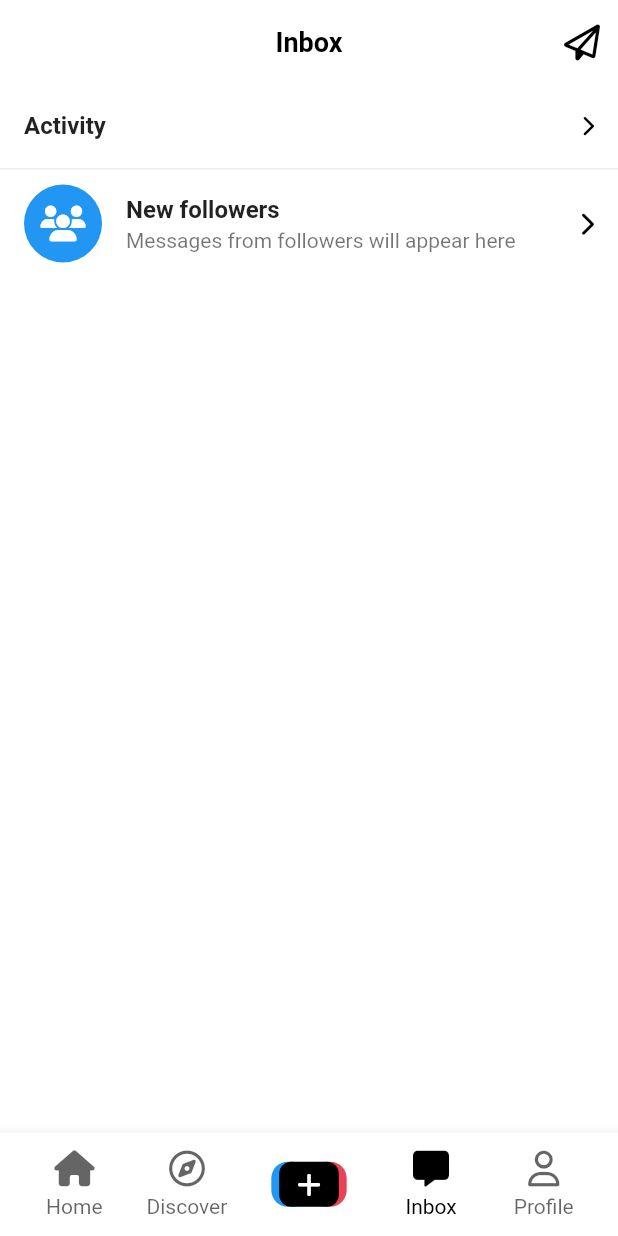
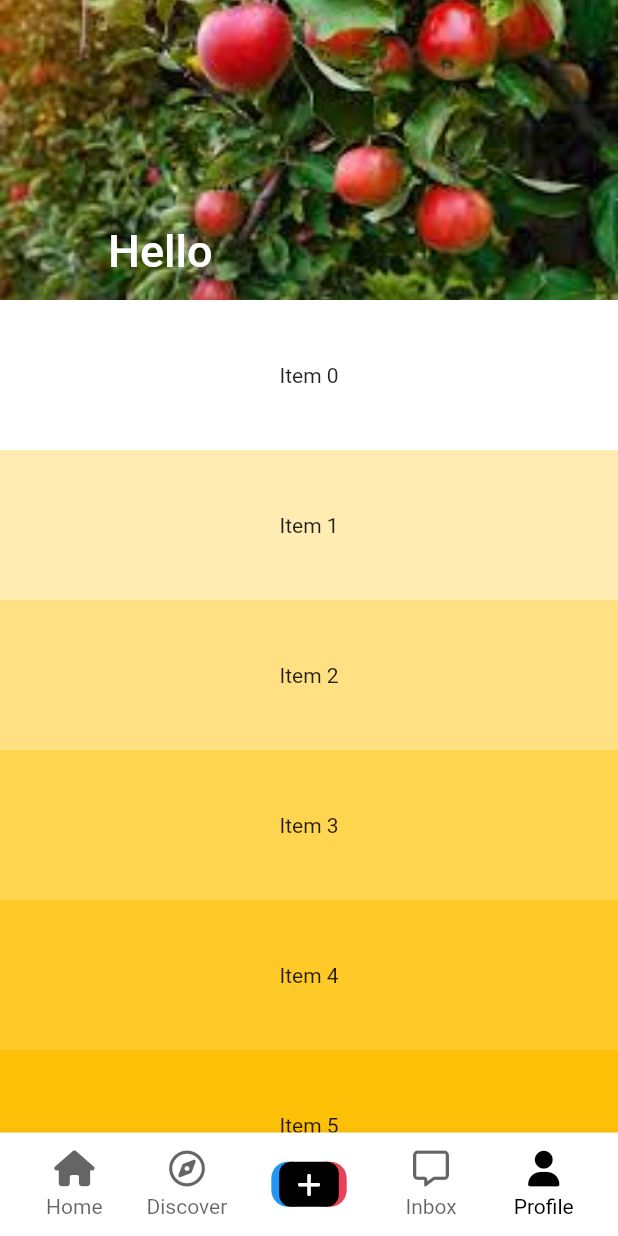
Before and after one commit to KyeongweonPark/tiktok_clone, a Flutter app: the screen it shows after launch, on a phone screen of 412 x 824 dp. Run offline on Flutter 3.47's test engine with Material 2 defaults, Android fonts, the phone set to English and light mode, and no system bars; our stand-ins replace font_awesome_flutter, video_player, visibility_detector; network calls fail.

Commit message:
12.2 SliverAppBar

```diff
--- a/lib/features/main_navigation/main_navigation_screen.dart
+++ b/lib/features/main_navigation/main_navigation_screen.dart
@@ -5,6 +5,7 @@ import 'package:tiktok_clone/constants/sizes.dart';
 import 'package:tiktok_clone/features/discover/discover_screen.dart';
 import 'package:tiktok_clone/features/main_navigation/widgets/nav_tab.dart';
 import 'package:tiktok_clone/features/main_navigation/widgets/post_video_button.dart';
+import 'package:tiktok_clone/features/users/user_profile_screen.dart';
 import 'package:tiktok_clone/features/videos/video_timeline_screen.dart';
 import 'package:tiktok_clone/inbox/inbox_screen.dart';
 
@@ -16,7 +17,7 @@ class MainNavigationScreen extends StatefulWidget {
 }
 
 class _MainNavigationScreenState extends State<MainNavigationScreen> {
-  int _selectedIndex = 3;
+  int _selectedIndex = 4;
 
   void _onTap(int index) {
     setState(() {
@@ -53,7 +54,7 @@ class _MainNavigationScreenState extends State<MainNavigationScreen> {
           ),
           Offstage(
             offstage: _selectedIndex != 4,
-            child: Container(),
+            child: const UserProfileScreen(),
           ),
         ]),
         bottomNavigationBar: BottomAppBar(
--- /dev/null
+++ b/lib/features/users/user_profile_screen.dart
@@ -0,0 +1,51 @@
+import 'package:flutter/material.dart';
+
+class UserProfileScreen extends StatefulWidget {
+  const UserProfileScreen({super.key});
+
+  @override
+  State<UserProfileScreen> createState() => _UserProfileScreenState();
+}
+
+class _UserProfileScreenState extends State<UserProfileScreen> {
+  @override
+  Widget build(BuildContext context) {
+    return CustomScrollView(
+      slivers: [
+        SliverAppBar(
+          snap: true,
+          floating: true,
+          pinned: true,
+          backgroundColor: Colors.teal,
+          collapsedHeight: 80,
+          expandedHeight: 200,
+          flexibleSpace: FlexibleSpaceBar(
+            stretchModes: const [
+              StretchMode.blurBackground,
+              StretchMode.zoomBackground,
+              StretchMode.fadeTitle,
+            ],
+            background: Image.asset(
+              "assets/images/placeholder.jpg",
+              fit: BoxFit.cover,
+            ),
+            title: const Text("Hello"),
+          ),
+        ),
+        SliverFixedExtentList(
+          delegate: SliverChildBuilderDelegate(
+            (context, index) => Container(
+              color: Colors.amber[100 * (index % 9)],
+              child: Align(
+                alignment: Alignment.center,
+                child: Text("Item $index"),
+              ),
+            ),
+            childCount: 50,
+          ),
+          itemExtent: 100,
+        )
+      ],
+    );
+  }
+}
--- a/lib/features/videos/video_post.dart
+++ b/lib/features/videos/video_post.dart
@@ -66,6 +66,7 @@ class _VideoPostState extends State<VideoPost>
   }
 
   void _onVisibilityChanged(VisibilityInfo info) {
+    if (!mounted) return;
     if (info.visibleFraction == 1 &&
         !_isPaused &&
         !_videoPlayerController.value.isPlaying) {
```
